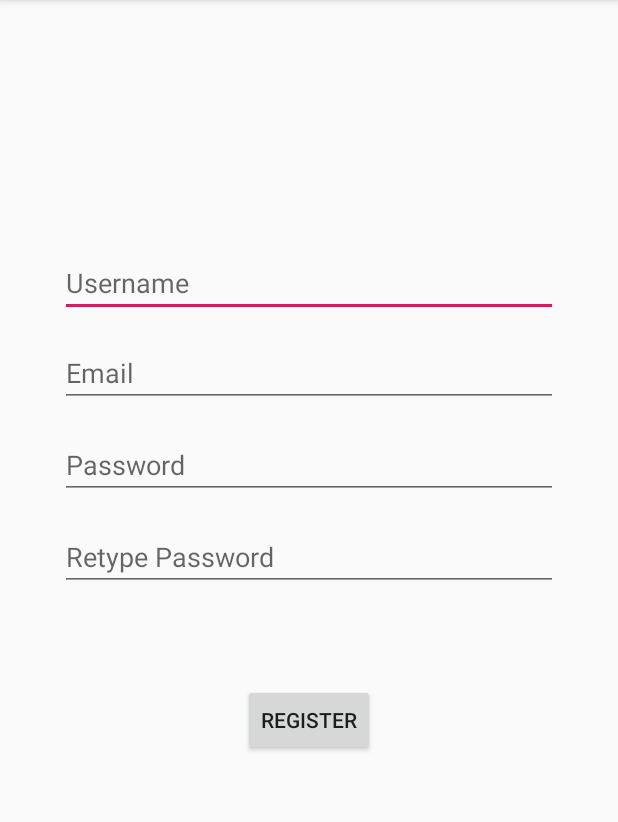
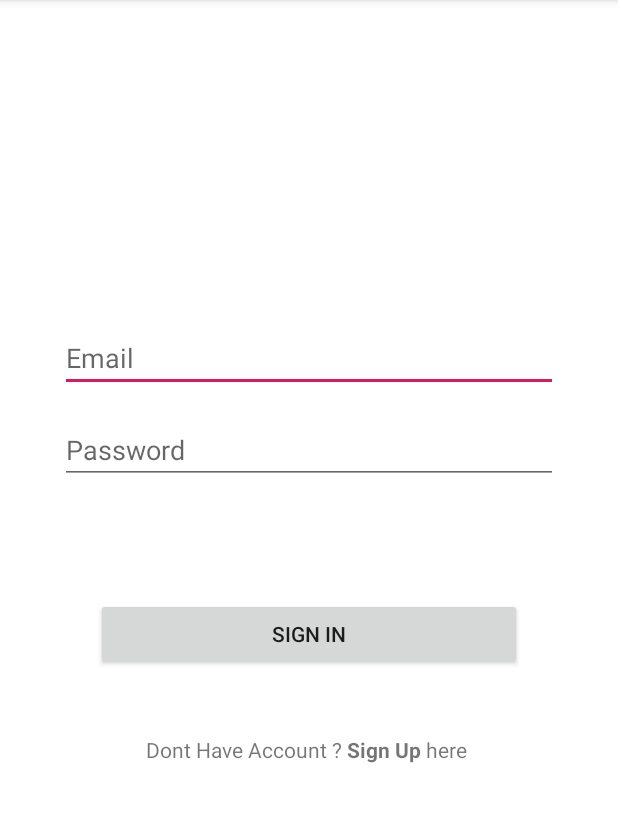
Before and after one commit to arisuryana/BankResep, an Android app: the screen it shows after launch (RegisterActivity before the commit, LoginActivity after it), on a phone screen of 412 x 824 dp, the part 84-906 px from its top. Run offline under Robolectric (Android 15) with nearby library versions, the phone set to English and light mode, and no system bars.

Commit message:
Proses Login Register dan SharedPreferneces

```diff
--- a/app/src/main/AndroidManifest.xml
+++ b/app/src/main/AndroidManifest.xml
@@ -1,6 +1,8 @@
 <?xml version="1.0" encoding="utf-8"?>
 <manifest xmlns:android="http://schemas.android.com/apk/res/android"
     package="com.example.resep">
+
+    <uses-permission android:name="android.permission.INTERNET" />
 
     <application
         android:allowBackup="true"
@@ -9,10 +11,10 @@
         android:roundIcon="@mipmap/ic_launcher_round"
         android:supportsRtl="true"
         android:theme="@style/AppTheme">
-        <activity android:name=".ui.login.LoginActivity"></activity>
+        <activity android:name=".ui.register.RegisterActivity"></activity>
         <activity android:name=".MainActivity"></activity>
         <activity
-            android:name=".ui.register.RegisterActivity"
+            android:name=".ui.login.LoginActivity"
             android:label="@string/app_name">
             <intent-filter>
                 <action android:name="android.intent.action.MAIN" />
--- /dev/null
+++ b/app/src/main/java/com/example/resep/APIHelper/BaseApiService.java
@@ -0,0 +1,28 @@
+package com.example.resep.APIHelper;
+
+import okhttp3.ResponseBody;
+import retrofit2.Call;
+import retrofit2.http.Field;
+import retrofit2.http.FormUrlEncoded;
+import retrofit2.http.POST;
+
+public interface BaseApiService {
+    //Memanggil API Login
+    @FormUrlEncoded
+    @POST("login")
+    Call<ResponseBody> loginRequest(@Field("email") String email,
+                                    @Field("password") String password);
+
+    //Memanggil API Register
+    @FormUrlEncoded
+    @POST("register")
+    Call<ResponseBody> registerRequest(@Field("name") String nama,
+                                       @Field("email") String email,
+                                       @Field("password") String password,
+                                       @Field("c_password") String cpassword);
+
+    //Fungsi Detail User Profile
+    @FormUrlEncoded
+    @POST("detail")
+    Call<ResponseBody> detailUser(@Field("id") Integer id);
+}
--- /dev/null
+++ b/app/src/main/java/com/example/resep/APIHelper/RetrofitClient.java
@@ -0,0 +1,26 @@
+package com.example.resep.APIHelper;
+
+import okhttp3.OkHttpClient;
+import okhttp3.logging.HttpLoggingInterceptor;
+import retrofit2.Retrofit;
+import retrofit2.converter.gson.GsonConverterFactory;
+
+public class RetrofitClient {
+    private static Retrofit retrofit = null;
+
+    public static Retrofit getClient(String baseUrl){
+        HttpLoggingInterceptor interceptor = new HttpLoggingInterceptor();
+        interceptor.setLevel(HttpLoggingInterceptor.Level.BODY);
+        OkHttpClient client = new OkHttpClient.Builder().addInterceptor(interceptor).build();
+
+        if(retrofit == null){
+            retrofit = new Retrofit.Builder()
+                    .baseUrl(baseUrl)
+                    .addConverterFactory(GsonConverterFactory.create())
+                    .client(client)
+                    .build();
+        }
+
+        return retrofit;
+    }
+}
--- /dev/null
+++ b/app/src/main/java/com/example/resep/APIHelper/UtilsApi.java
@@ -0,0 +1,13 @@
+package com.example.resep.APIHelper;
+
+import retrofit2.Retrofit;
+
+public class UtilsApi {
+    //10.0.2.2 ip localhost
+    public static final String BASE_URL_API = "https://10.0.0.2/api/";
+
+    //Deklarasi BaseApiService
+    public static BaseApiService getApiService(){
+        return RetrofitClient.getClient(BASE_URL_API).create(BaseApiService.class);
+    }
+}
--- a/app/src/main/res/layout/activity_login.xml
+++ b/app/src/main/res/layout/activity_login.xml
@@ -4,7 +4,7 @@
     xmlns:tools="http://schemas.android.com/tools"
     android:id="@+id/container"
     android:layout_width="match_parent"
-    android:background="#FFCCFFFF"
+    android:background="#FFFFFF"
     android:layout_height="match_parent"
     android:paddingLeft="@dimen/activity_horizontal_margin"
     android:paddingTop="@dimen/activity_vertical_margin"
@@ -13,7 +13,7 @@
     tools:context=".ui.login.LoginActivity">
 
     <EditText
-        android:id="@+id/txtUsername"
+        android:id="@+id/txtEmail"
         android:layout_width="0dp"
         android:layout_height="wrap_content"
         android:layout_marginStart="24dp"
@@ -40,11 +40,11 @@
         android:selectAllOnFocus="true"
         app:layout_constraintEnd_toEndOf="parent"
         app:layout_constraintStart_toStartOf="parent"
-        app:layout_constraintTop_toBottomOf="@+id/txtUsername" />
+        app:layout_constraintTop_toBottomOf="@+id/txtEmail" />
 
     <Button
         android:id="@+id/btnLogin"
-        android:layout_width="wrap_content"
+        android:layout_width="match_parent"
         android:layout_height="wrap_content"
         android:layout_gravity="start"
         android:layout_marginStart="48dp"
@@ -58,19 +58,16 @@
         app:layout_constraintTop_toBottomOf="@+id/txtPassword"
         app:layout_constraintVertical_bias="0.2" />
 
-    <ProgressBar
-        android:id="@+id/loading"
+    <TextView
+        android:id="@+id/tv_signup"
         android:layout_width="wrap_content"
         android:layout_height="wrap_content"
-        android:layout_gravity="center"
-        android:layout_marginStart="32dp"
-        android:layout_marginTop="64dp"
-        android:layout_marginEnd="32dp"
-        android:layout_marginBottom="64dp"
-        android:visibility="gone"
+        android:layout_marginBottom="200dp"
+        android:layout_marginStart="20dp"
+        android:layout_marginEnd="20dp"
+        android:text="@string/action_sign_up"
         app:layout_constraintBottom_toBottomOf="parent"
-        app:layout_constraintEnd_toEndOf="@+id/password"
-        app:layout_constraintStart_toStartOf="@+id/password"
-        app:layout_constraintTop_toTopOf="parent"
-        app:layout_constraintVertical_bias="0.3" />
+        app:layout_constraintEnd_toEndOf="parent"
+        app:layout_constraintStart_toStartOf="parent"
+        app:layout_constraintTop_toBottomOf="@+id/btnLogin" />
 </androidx.constraintlayout.widget.ConstraintLayout>
--- a/app/src/main/res/layout/activity_register.xml
+++ b/app/src/main/res/layout/activity_register.xml
@@ -9,17 +9,17 @@
     android:paddingTop="@dimen/activity_vertical_margin"
     android:paddingRight="@dimen/activity_horizontal_margin"
     android:paddingBottom="@dimen/activity_vertical_margin"
-    tools:context=".ui.login.LoginActivity">
+    tools:context=".ui.register.RegisterActivity">
 
     <EditText
-        android:id="@+id/username"
+        android:id="@+id/name"
         android:layout_width="0dp"
         android:layout_height="wrap_content"
         android:layout_marginStart="24dp"
         android:layout_marginTop="150dp"
         android:layout_marginEnd="24dp"
         android:hint="@string/prompt_username"
-        android:inputType="textEmailAddress"
+        android:inputType="text"
         android:selectAllOnFocus="true"
         app:layout_constraintEnd_toEndOf="parent"
         app:layout_constraintStart_toStartOf="parent"
@@ -37,7 +37,7 @@
         android:selectAllOnFocus="true"
         app:layout_constraintEnd_toEndOf="parent"
         app:layout_constraintStart_toStartOf="parent"
-        app:layout_constraintTop_toTopOf="@id/username" />
+        app:layout_constraintTop_toTopOf="@id/name" />
 
     <EditText
         android:id="@+id/password"
@@ -73,7 +73,7 @@
 
     <Button
         android:id="@+id/register"
-        android:layout_width="wrap_content"
+        android:layout_width="match_parent"
         android:layout_height="wrap_content"
         android:layout_gravity="start"
         android:layout_marginStart="48dp"
@@ -87,19 +87,15 @@
         app:layout_constraintTop_toBottomOf="@+id/retype"
         app:layout_constraintVertical_bias="0.2" />
 
-    <ProgressBar
-        android:id="@+id/loading"
+    <TextView
+        android:id="@+id/textView2"
         android:layout_width="wrap_content"
         android:layout_height="wrap_content"
-        android:layout_gravity="center"
-        android:layout_marginStart="32dp"
-        android:layout_marginTop="16dp"
-        android:layout_marginEnd="32dp"
-        android:layout_marginBottom="64dp"
-        android:visibility="gone"
+        android:layout_marginBottom="150dp"
+        android:text="@string/action_signin"
         app:layout_constraintBottom_toBottomOf="parent"
-        app:layout_constraintEnd_toEndOf="@+id/password"
-        app:layout_constraintStart_toStartOf="@+id/password"
-        app:layout_constraintTop_toTopOf="@id/register"
-        app:layout_constraintVertical_bias="0.3" />
+        app:layout_constraintEnd_toEndOf="parent"
+        app:layout_constraintStart_toStartOf="parent"
+        app:layout_constraintTop_toBottomOf="@+id/register" />
+
 </androidx.constraintlayout.widget.ConstraintLayout>
--- a/app/src/main/res/values/strings.xml
+++ b/app/src/main/res/values/strings.xml
@@ -7,12 +7,14 @@
     <string name="title_cari">Cari</string>
     <string name="title_activity_login">Sign in</string>
     <string name="prompt_email">Email</string>
-    <string name="prompt_username">Username</string>
+    <string name="prompt_username">Name</string>
     <string name="prompt_password">Password</string>
     <string name="prompt_repassword">Retype Password</string>
-    <string name="action_sign_in">Sign in or register</string>
-    <string name="action_register">Register</string>
-    <string name="action_sign_in_short">Sign in</string>
+    <string name="action_sign_in">Sign In</string>
+    <string name="action_register">Sign Up</string>
+    <string name="action_sign_in_short">Sign In</string>
+    <string name="action_sign_up">Dont Have Account ? <b><font colour='#000000'>Sign Up</font></b> here </string>
+    <string name="action_signin">Have Account ? <b><font colour='#000000'>Sign In</font></b> here </string>
     <string name="action_logout">Logout</string>
     <string name="welcome">"Welcome !"</string>
     <string name="invalid_username">Not a valid username</string>
```
Also changed, not shown: app/build.gradle (+9 -0 lines), app/src/main/java/com/example/resep/MainActivity.java (+0 -18 lines), app/src/main/java/com/example/resep/ui/login/LoginActivity.java (+111 -54 lines), app/src/main/java/com/example/resep/ui/register/RegisterActivity.java (+90 -55 lines).
